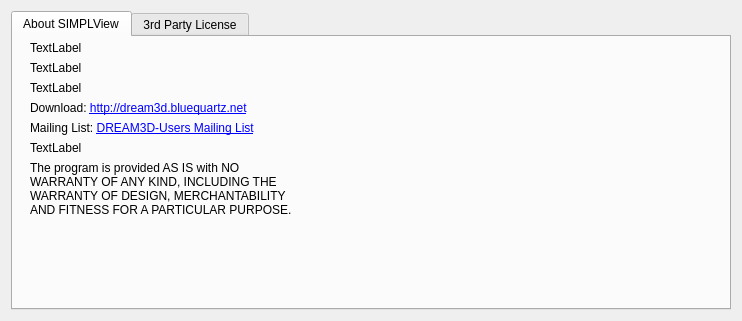
Above: Source/SIMPLView/UI_Files/AboutSIMPLView.ui from BlueQuartzSoftware/SIMPLView before the change. Below: the same form after it.
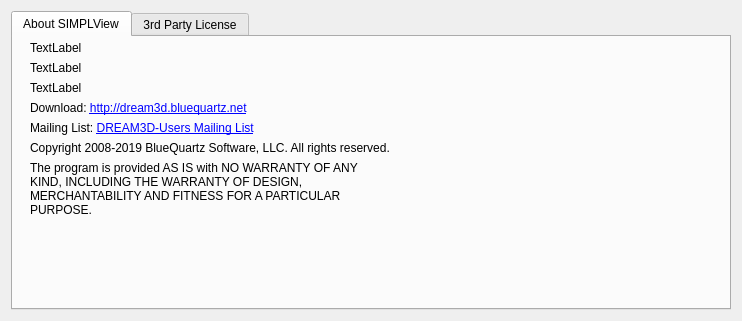
That is the form after the change. Icons and pictures are not drawn.

Commit message: Update copyright year in About Box

```diff
--- a/Source/SIMPLView/UI_Files/AboutSIMPLView.ui
+++ b/Source/SIMPLView/UI_Files/AboutSIMPLView.ui
@@ -60,7 +60,7 @@
        <item row="5" column="1">
         <widget class="QLabel" name="copyrightNotice">
          <property name="text">
-          <string>TextLabel</string>
+          <string>Copyright 2008-2019 BlueQuartz Software, LLC. All rights reserved.</string>
          </property>
         </widget>
        </item>
```
